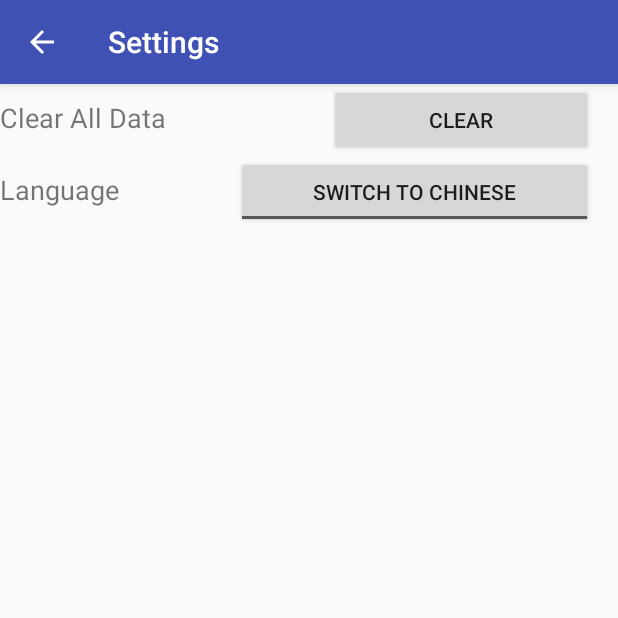
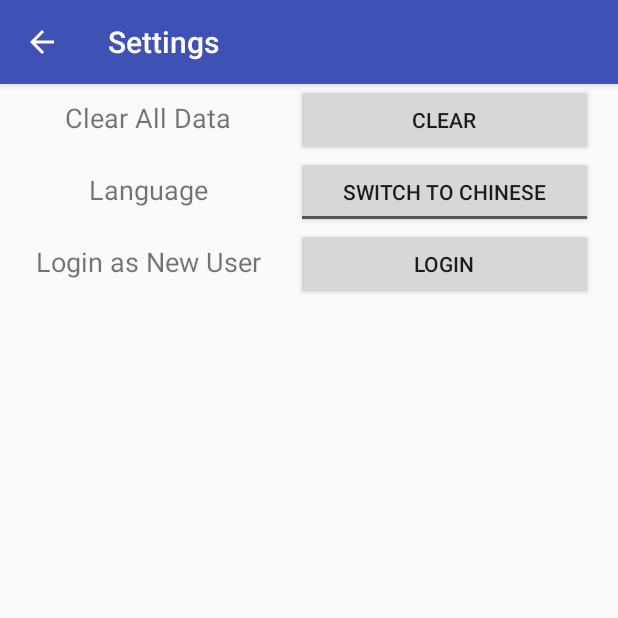
Before and after one commit to Paul-Haley/CC, an Android app: the SettingsActivity screen opened directly, with no data from a screen before it, on a phone screen of 412 x 824 dp, the top half of it. Run offline under Robolectric (Android 15) with nearby library versions, the phone set to English and light mode, and no system bars.

Commit message:
Cleaned up settings

```diff
--- a/app/src/main/res/layout/activity_settings.xml
+++ b/app/src/main/res/layout/activity_settings.xml
@@ -20,20 +20,45 @@
 
             <TextView
                 android:id="@+id/textView5"
-                android:layout_width="wrap_content"
+                android:layout_width="0dp"
                 android:layout_height="wrap_content"
                 android:layout_weight="1"
                 android:text="Clear All Data"
-                android:textAlignment="viewStart"
+                android:textAlignment="center"
                 android:textSize="18sp" />
 
             <Button
                 android:id="@+id/Button_Clear"
                 style="@style/Widget.AppCompat.Button.Small"
-                android:layout_width="wrap_content"
+                android:layout_width="0dp"
                 android:layout_height="wrap_content"
                 android:layout_weight="1"
                 android:text="Clear" />
+
+        </LinearLayout>
+
+        <LinearLayout
+            android:layout_width="match_parent"
+            android:layout_height="wrap_content"
+            android:orientation="horizontal">
+
+            <TextView
+                android:id="@+id/textView2"
+                android:layout_width="0dp"
+                android:layout_height="wrap_content"
+                android:layout_weight="1"
+                android:text="Language"
+                android:textAlignment="center"
+                android:textSize="18sp" />
+
+            <ToggleButton
+                android:id="@+id/toggleButton2"
+                android:layout_width="0dp"
+                android:layout_height="wrap_content"
+                android:layout_weight="1"
+                android:text="ToggleButton"
+                android:textOff="Switch to Chinese"
+                android:textOn="Switch to English" />
 
         </LinearLayout>
 
@@ -43,23 +68,21 @@
             android:orientation="horizontal">
 
             <TextView
-                android:id="@+id/textView2"
-                android:layout_width="wrap_content"
+                android:id="@+id/textView4"
+                android:layout_width="0dp"
                 android:layout_height="wrap_content"
                 android:layout_weight="1"
-                android:text="Language"
-                android:textAlignment="viewStart"
+                android:text="Login as New User"
+                android:textAlignment="center"
                 android:textSize="18sp" />
 
-            <ToggleButton
-                android:id="@+id/toggleButton2"
-                android:layout_width="wrap_content"
+            <Button
+                android:id="@+id/button2"
+                style="@style/Widget.AppCompat.Button.Small"
+                android:layout_width="0dp"
                 android:layout_height="wrap_content"
                 android:layout_weight="1"
-                android:text="ToggleButton"
-                android:textOff="Switch to Chinese"
-                android:textOn="Switch to English" />
-
+                android:text="Login" />
         </LinearLayout>
 
     </LinearLayout>
```
